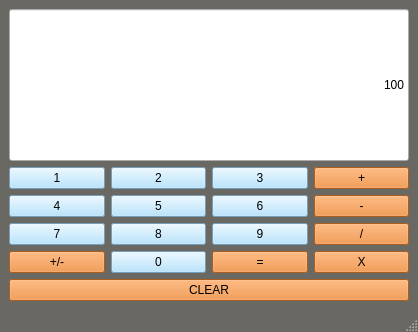
Before: the Qt Designer form mainwindow.ui in bridgeshayes/Qt-Calculator, drawn with Qt 5.
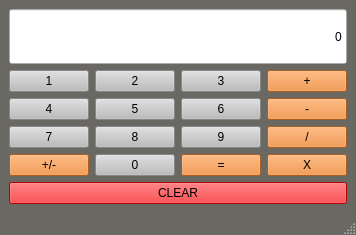
After: the same form once the commit is applied.

```diff
--- a/mainwindow.ui
+++ b/mainwindow.ui
@@ -6,8 +6,8 @@
    <rect>
     <x>0</x>
     <y>0</y>
-    <width>418</width>
-    <height>332</height>
+    <width>356</width>
+    <height>235</height>
    </rect>
   </property>
   <property name="windowTitle">
@@ -38,10 +38,11 @@
        <string notr="true">QPushButton{
 	background-color: rgb(166, 221, 255);
 	color: #000000;
+	border-radius: 5px;
 }</string>
       </property>
       <property name="text">
-       <string>100</string>
+       <string>0</string>
       </property>
       <property name="alignment">
        <set>Qt::AlignRight|Qt::AlignTrailing|Qt::AlignVCenter</set>
@@ -61,8 +62,13 @@
       </property>
       <property name="styleSheet">
        <string notr="true">QPushButton{
-	background-color: rgb(166, 221, 255);
+	background-color: rgb(188, 188, 188);
 	color: #000000;
+}
+
+QPushButton:hover
+{
+	background-color:rgb(157, 162, 160);
 }</string>
       </property>
       <property name="text">
@@ -80,8 +86,13 @@
       </property>
       <property name="styleSheet">
        <string notr="true">QPushButton{
-	background-color: rgb(166, 221, 255);
+	background-color: rgb(188, 188, 188);
 	color: #000000;
+}
+
+QPushButton:hover
+{
+	background-color:rgb(157, 162, 160);
 }</string>
       </property>
       <property name="text">
@@ -99,8 +110,13 @@
       </property>
       <property name="styleSheet">
        <string notr="true">QPushButton{
-	background-color: rgb(166, 221, 255);
+	background-color: rgb(188, 188, 188);
 	color: #000000;
+}
+
+QPushButton:hover
+{
+	background-color:rgb(157, 162, 160);
 }</string>
       </property>
       <property name="text">
@@ -120,6 +136,11 @@
        <string notr="true">QPushButton{
 	background-color: #EC822A;
 	color: #000000;
+}
+
+QPushButton:hover
+{
+	background-color:rgb(157, 162, 160);
 }</string>
       </property>
       <property name="text">
@@ -137,8 +158,13 @@
       </property>
       <property name="styleSheet">
        <string notr="true">QPushButton{
-	background-color: rgb(166, 221, 255);
+	background-color: rgb(188, 188, 188);
 	color: #000000;
+}
+
+QPushButton:hover
+{
+	background-color:rgb(157, 162, 160);
 }</string>
       </property>
       <property name="text">
@@ -156,8 +182,13 @@
       </property>
       <property name="styleSheet">
        <string notr="true">QPushButton{
-	background-color: rgb(166, 221, 255);
+	background-color: rgb(188, 188, 188);
 	color: #000000;
+}
+
+QPushButton:hover
+{
+	background-color:rgb(157, 162, 160);
 }</string>
       </property>
       <property name="text">
@@ -175,8 +206,13 @@
       </property>
       <property name="styleSheet">
        <string notr="true">QPushButton{
-	background-color: rgb(166, 221, 255);
+	background-color: rgb(188, 188, 188);
 	color: #000000;
+}
+
+QPushButton:hover
+{
+	background-color:rgb(157, 162, 160);
 }</string>
       </property>
       <property name="text">
@@ -196,6 +232,11 @@
        <string notr="true">QPushButton{
 	background-color: #EC822A;
 	color: #000000;
+}
+
+QPushButton:hover
+{
+	background-color:rgb(157, 162, 160);
 }</string>
       </property>
       <property name="text">
@@ -213,8 +254,13 @@
       </property>
       <property name="styleSheet">
        <string notr="true">QPushButton{
-	background-color: rgb(166, 221, 255);
+	background-color: rgb(188, 188, 188);
 	color: #000000;
+}
+
+QPushButton:hover
+{
+	background-color:rgb(157, 162, 160);
 }</string>
       </property>
       <property name="text">
@@ -232,8 +278,13 @@
       </property>
       <property name="styleSheet">
        <string notr="true">QPushButton{
-	background-color: rgb(166, 221, 255);
+	background-color: rgb(188, 188, 188);
 	color: #000000;
+}
+
+QPushButton:hover
+{
+	background-color:rgb(157, 162, 160);
 }</string>
       </property>
       <property name="text">
@@ -251,8 +302,13 @@
       </property>
       <property name="styleSheet">
        <string notr="true">QPushButton{
-	background-color: rgb(166, 221, 255);
+	background-color: rgb(188, 188, 188);
 	color: #000000;
+}
+
+QPushButton:hover
+{
+	background-color:rgb(157, 162, 160);
 }</string>
       </property>
       <property name="text">
@@ -272,6 +328,11 @@
        <string notr="true">QPushButton{
 	background-color: #EC822A;
 	color: #000000;
+}
+
+QPushButton:hover
+{
+	background-color:rgb(157, 162, 160);
 }</string>
       </property>
       <property name="text">
@@ -291,6 +352,11 @@
        <string notr="true">QPushButton{
 	background-color: #EC822A;
 	color: #000000;
+}
+
+QPushButton:hover
+{
+	background-color:rgb(157, 162, 160);
 }</string>
       </property>
       <property name="text">
@@ -308,8 +374,13 @@
       </property>
       <property name="styleSheet">
        <string notr="true">QPushButton{
-	background-color: rgb(166, 221, 255);
+	background-color: rgb(188, 188, 188);
 	color: #000000;
+}
+
+QPushButton:hover
+{
+	background-color:rgb(157, 162, 160);
 }</string>
       </property>
       <property name="text">
@@ -329,6 +400,11 @@
        <string notr="true">QPushButton{
 	background-color: #EC822A;
 	color: #000000;
+}
+
+QPushButton:hover
+{
+	background-color:rgb(157, 162, 160);
 }</string>
       </property>
       <property name="text">
@@ -348,6 +424,11 @@
        <string notr="true">QPushButton{
 	background-color: #EC822A;
 	color: #000000;
+}
+
+QPushButton:hover
+{
+	background-color:rgb(157, 162, 160);
 }</string>
       </property>
       <property name="text">
@@ -365,8 +446,13 @@
       </property>
       <property name="styleSheet">
        <string notr="true">QPushButton{
-	background-color: #EC822A;
+	background-color: rgb(249, 0, 4);
 	color: #000000;
+}
+
+QPushButton:hover
+{
+	background-color:rgb(157, 162, 160);
 }</string>
       </property>
       <property name="text">
```
Left out of the diff: 2 changed lines with no effect on the pictures.
